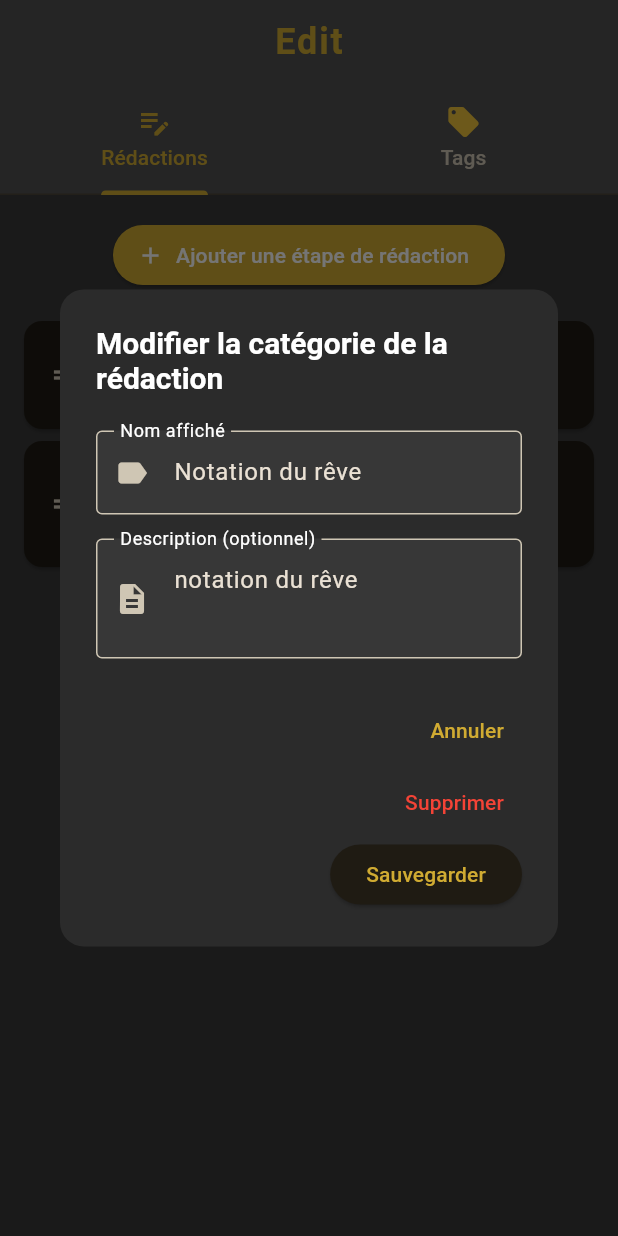
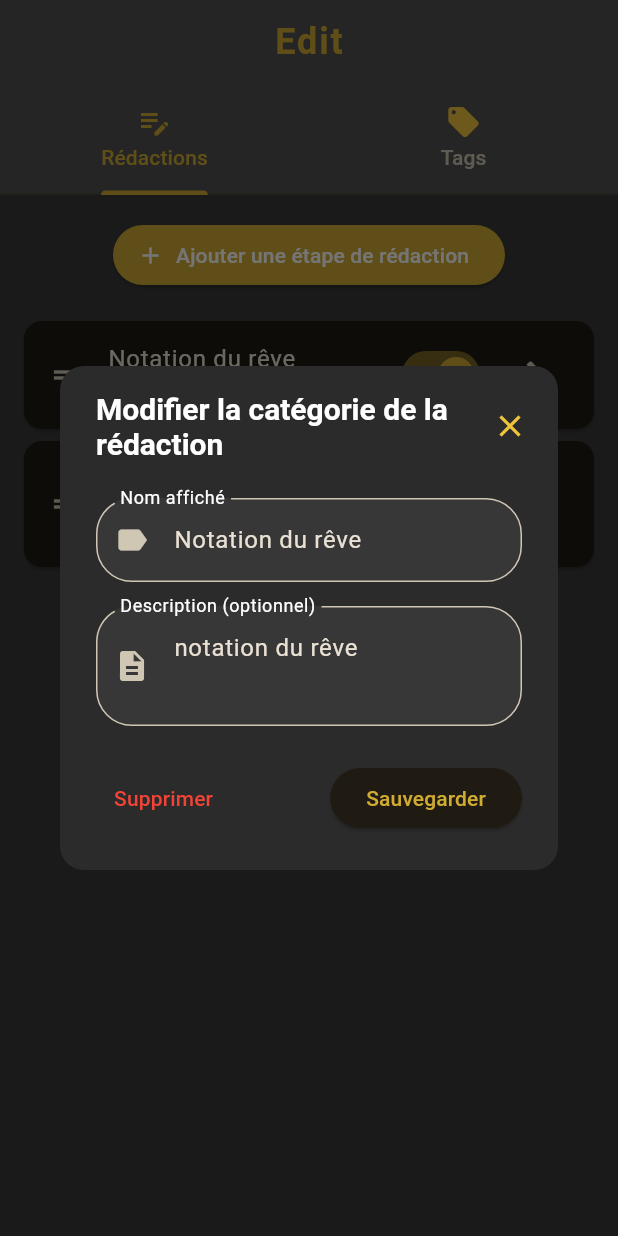
Before and after one commit to Xantos07/Revato, a Flutter app: the DreamEditorCarousel screen opened directly, after a tap on the "edit" icon, on a phone screen of 412 x 824 dp. Run offline on Flutter 3.47's test engine with Material 3 defaults, Android fonts, the light colour scheme and no system bars; our stand-ins replace csv, shared_preferences, sqflite, webview_flutter; accounts and stored records are empty.

Commit message:
💄 rework ui alert dialogue

```diff
--- a/revato_app/lib/widgets/CarouselEditor/edit_redaction_category_dialog.dart
+++ b/revato_app/lib/widgets/CarouselEditor/edit_redaction_category_dialog.dart
@@ -44,7 +44,35 @@ class _EditRedactionCategoryDialogState
   @override
   Widget build(BuildContext context) {
     return AlertDialog(
-      title: const Text('Modifier la catégorie de la rédaction'),
+      titlePadding: const EdgeInsets.only(top: 16, left: 24, right: 8),
+      title: SizedBox(
+        height: 48,
+        child: Stack(
+          children: [
+            Align(
+              alignment: Alignment.centerLeft,
+              child: Padding(
+                padding: const EdgeInsets.only(right: 50),
+                child: Text(
+                  'Modifier la catégorie de la rédaction',
+                  maxLines: 2,
+                  overflow: TextOverflow.ellipsis,
+                  style: Theme.of(context).dialogTheme.titleTextStyle,
+                ),
+              ),
+            ),
+            Positioned(
+              right: 0,
+              top: 0,
+              child: IconButton(
+                icon: const Icon(Icons.close),
+                tooltip: 'Annuler',
+                onPressed: () => Navigator.pop(context),
+              ),
+            ),
+          ],
+        ),
+      ),
       content: ConstrainedBox(
         constraints: const BoxConstraints(maxHeight: 300, maxWidth: 400),
         child: SingleChildScrollView(
@@ -58,7 +86,9 @@ class _EditRedactionCategoryDialogState
                 decoration: const InputDecoration(
                   labelText: 'Nom affiché',
                   hintText: 'Lieux du rêve',
-                  border: OutlineInputBorder(),
+                  border: OutlineInputBorder(
+                    borderRadius: BorderRadius.all(Radius.circular(24)),
+                  ),
                   prefixIcon: Icon(Icons.label),
                 ),
               ),
@@ -70,7 +100,9 @@ class _EditRedactionCategoryDialogState
                 decoration: const InputDecoration(
                   labelText: 'Description (optionnel)',
                   hintText: 'Lieux et environnements du rêve...',
-                  border: OutlineInputBorder(),
+                  border: OutlineInputBorder(
+                    borderRadius: BorderRadius.all(Radius.circular(24)),
+                  ),
                   prefixIcon: Icon(Icons.description),
                 ),
                 maxLines: 2,
@@ -80,11 +112,8 @@ class _EditRedactionCategoryDialogState
         ),
       ),
 
+      actionsAlignment: MainAxisAlignment.spaceBetween,
       actions: [
-        TextButton(
-          onPressed: () => Navigator.pop(context),
-          child: const Text('Annuler'),
-        ),
         TextButton(
           onPressed: _deleteCategory,
           style: TextButton.styleFrom(foregroundColor: Colors.red),
```
Also changed, not shown: revato_app/lib/widgets/CarouselEditor/add_redaction_dialog.dart (+36 -7 lines), revato_app/lib/widgets/CarouselEditor/add_tag_dialog.dart (+35 -7 lines), revato_app/lib/widgets/CarouselEditor/edit_tag_category_dialog.dart (+35 -7 lines), revato_app/lib/widgets/Dream_Carousel/common/components/tag_edit_manager.dart (+34 -10 lines).
